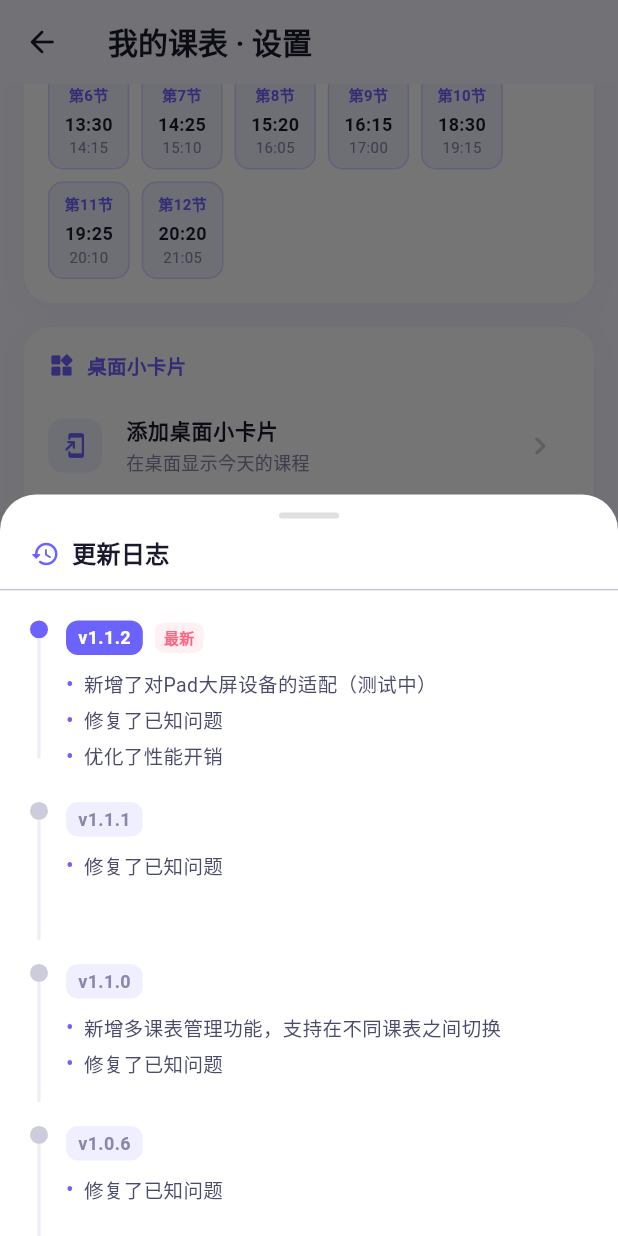
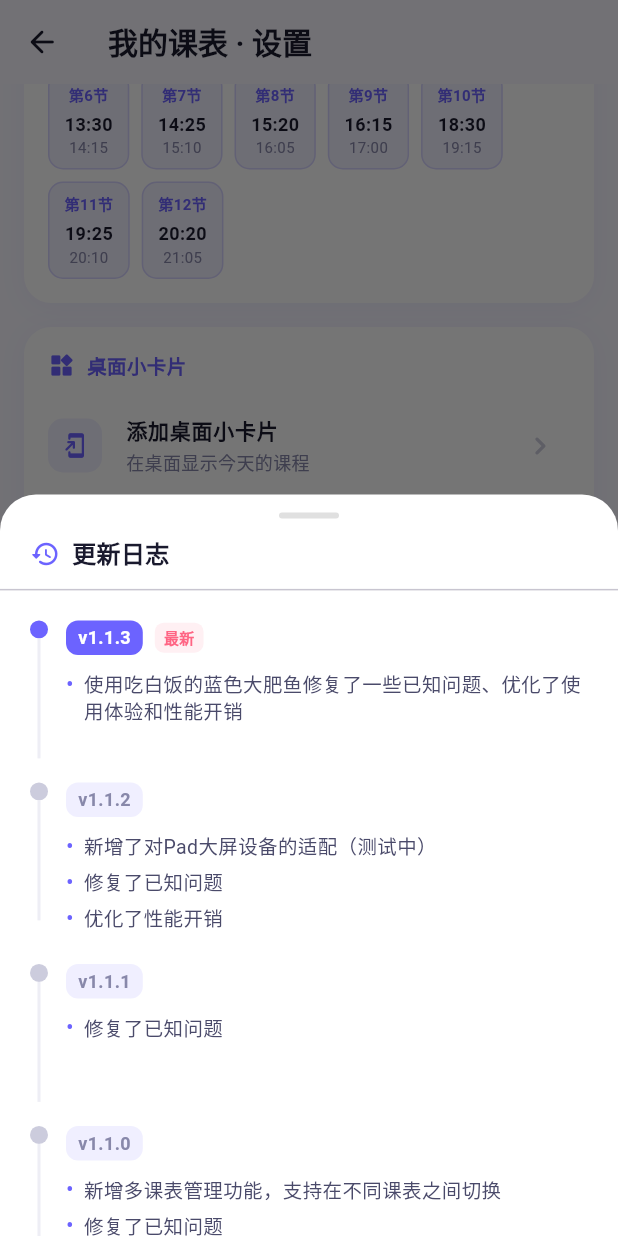
Before and after one commit to Biapenam/open_schedule, a Flutter app: the SettingsScreen screen opened directly, scrolled down 842 dp, after a tap on "更新日志", on a phone screen of 412 x 824 dp. Run offline on Flutter 3.47's test engine with Material 3 defaults, Android fonts, the phone set to English and light mode, and no system bars; drawn by our look-alikes of flutter_animate; our stand-ins replace shared_preferences; missing offline and left inert: home_widget; accounts and stored records are empty.

Commit message:
release: v1.1.3+11 更新版本号与更新日志

```diff
--- a/lib/screens/settings_screen.dart
+++ b/lib/screens/settings_screen.dart
@@ -171,8 +171,16 @@ class _SettingsScreenState extends State<SettingsScreen> {
                 padding: const EdgeInsets.all(20),
                 children: const [
                   _ChangelogEntry(
+                    version: 'v1.1.3',
+                    isLatest: true,
+                    changes: [
+                      '使用吃白饭的蓝色大肥鱼修复了一些已知问题、优化了使用体验和性能开销',
+                    ],
+                  ),
+                  SizedBox(height: 16),
+                  _ChangelogEntry(
                     version: 'v1.1.2',
-                    isLatest: true,
+                    isLatest: false,
                     changes: [
                       '新增了对Pad大屏设备的适配（测试中）',
                       '修复了已知问题',
@@ -485,7 +493,7 @@ class _SettingsScreenState extends State<SettingsScreen> {
                       children: [
                         _buildInfoTile('应用名称', 'Open Schedule'),
                         const Divider(height: 1),
-                        _buildInfoTile('版本', '1.1.2 (10)'),
+                        _buildInfoTile('版本', '1.1.3 (11)'),
                         const Divider(height: 1),
                         _buildInfoTile('开发者', 'Sora'),
                         const Divider(height: 1),
--- a/pubspec.yaml
+++ b/pubspec.yaml
@@ -1,7 +1,7 @@
 name: open_schedule
 description: Open Schedule - 大学课程表应用
 publish_to: 'none'
-version: 1.1.2+10
+version: 1.1.3+11
 
 environment:
   sdk: '>=3.8.0 <4.0.0'
```
Also changed, not shown: 2 other files.
